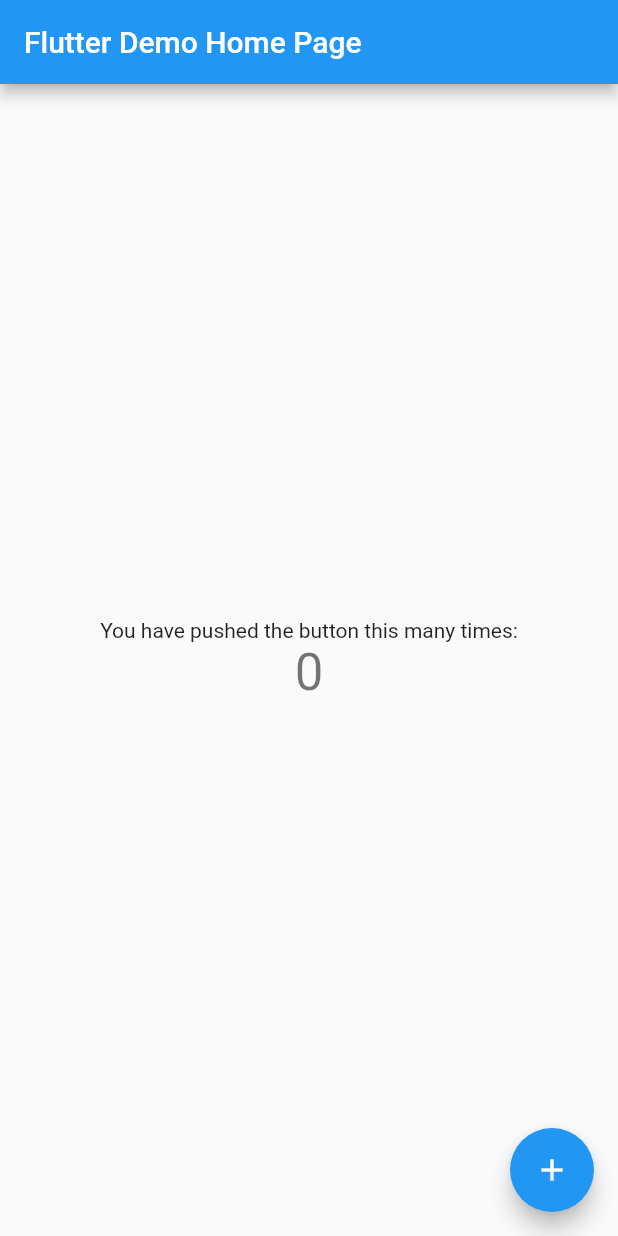
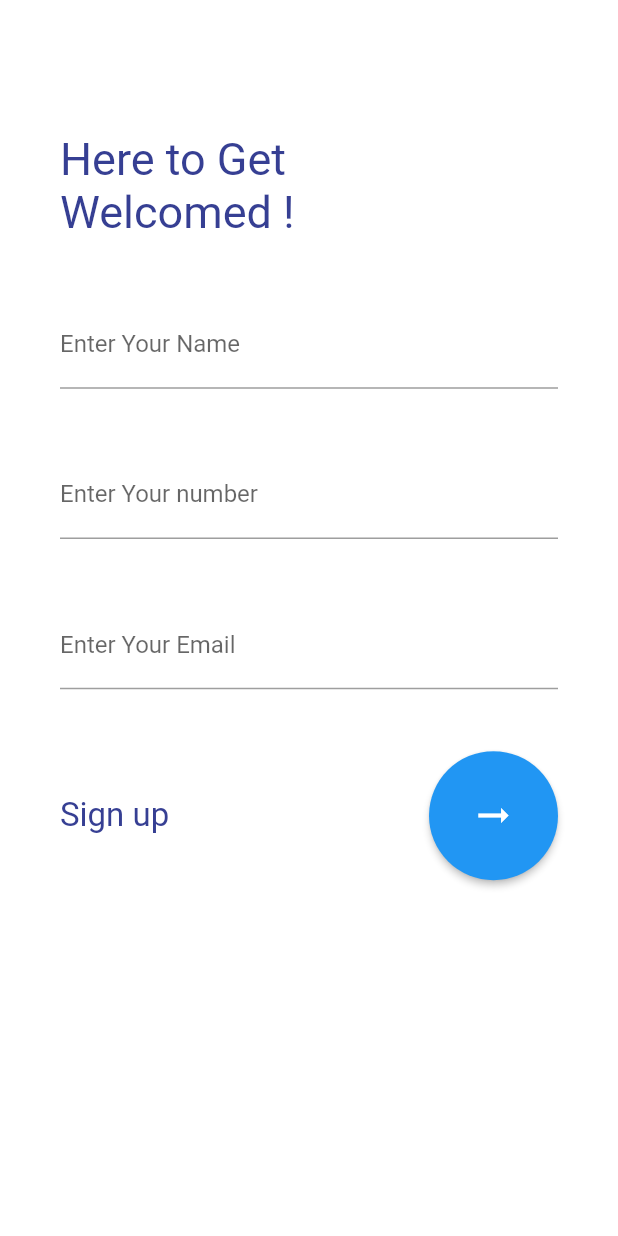
Before and after one commit to GK1312/FormValidation, a Flutter app: the screen it shows after launch, on a phone screen of 412 x 824 dp. Run offline on Flutter 3.47's test engine with Material 2 defaults, Android fonts, the phone set to English and light mode, and no system bars.

Commit message:
form validation done

```diff
--- a/lib/main.dart
+++ b/lib/main.dart
@@ -1,4 +1,5 @@
 import 'package:flutter/material.dart';
+import 'package:form_validation/screens/main_screen.dart';
 
 void main() {
   runApp(const MyApp());
@@ -7,109 +8,15 @@ void main() {
 class MyApp extends StatelessWidget {
   const MyApp({Key? key}) : super(key: key);
 
-  // This widget is the root of your application.
   @override
   Widget build(BuildContext context) {
     return MaterialApp(
-      title: 'Flutter Demo',
+      debugShowCheckedModeBanner: false,
+      title: 'Form Validation',
       theme: ThemeData(
-        // This is the theme of your application.
-        //
-        // Try running your application with "flutter run". You'll see the
-        // application has a blue toolbar. Then, without quitting the app, try
-        // changing the primarySwatch below to Colors.green and then invoke
-        // "hot reload" (press "r" in the console where you ran "flutter run",
-        // or simply save your changes to "hot reload" in a Flutter IDE).
-        // Notice that the counter didn't reset back to zero; the application
-        // is not restarted.
         primarySwatch: Colors.blue,
       ),
-      home: const MyHomePage(title: 'Flutter Demo Home Page'),
+      home: const MainScreen(),
     );
   }
 }
-
-class MyHomePage extends StatefulWidget {
-  const MyHomePage({Key? key, required this.title}) : super(key: key);
-
-  // This widget is the home page of your application. It is stateful, meaning
-  // that it has a State object (defined below) that contains fields that affect
-  // how it looks.
-
-  // This class is the configuration for the state. It holds the values (in this
-  // case the title) provided by the parent (in this case the App widget) and
-  // used by the build method of the State. Fields in a Widget subclass are
-  // always marked "final".
-
-  final String title;
-
-  @override
-  State<MyHomePage> createState() => _MyHomePageState();
-}
-
-class _MyHomePageState extends State<MyHomePage> {
-  int _counter = 0;
-
-  void _incrementCounter() {
-    setState(() {
-      // This call to setState tells the Flutter framework that something has
-      // changed in this State, which causes it to rerun the build method below
-      // so that the display can reflect the updated values. If we changed
-      // _counter without calling setState(), then the build method would not be
-      // called again, and so nothing would appear to happen.
-      _counter++;
-    });
-  }
-
-  @override
-  Widget build(BuildContext context) {
-    // This method is rerun every time setState is called, for instance as done
-    // by the _incrementCounter method above.
-    //
-    // The Flutter framework has been optimized to make rerunning build methods
-    // fast, so that you can just rebuild anything that needs updating rather
-    // than having to individually change instances of widgets.
-    return Scaffold(
-      appBar: AppBar(
-        // Here we take the value from the MyHomePage object that was created by
-        // the App.build method, and use it to set our appbar title.
-        title: Text(widget.title),
-      ),
-      body: Center(
-        // Center is a layout widget. It takes a single child and positions it
-        // in the middle of the parent.
-        child: Column(
-          // Column is also a layout widget. It takes a list of children and
-          // arranges them vertically. By default, it sizes itself to fit its
-          // children horizontally, and tries to be as tall as its parent.
-          //
-          // Invoke "debug painting" (press "p" in the console, choose the
-          // "Toggle Debug Paint" action from the Flutter Inspector in Android
-          // Studio, or the "Toggle Debug Paint" command in Visual Studio Code)
-          // to see the wireframe for each widget.
-          //
-          // Column has various properties to control how it sizes itself and
-          // how it positions its children. Here we use mainAxisAlignment to
-          // center the children vertically; the main axis here is the vertical
-          // axis because Columns are vertical (the cross axis would be
-          // horizontal).
-          mainAxisAlignment: MainAxisAlignment.center,
-          children: <Widget>[
-            const Text(
-              'You have pushed the button this many times:',
-            ),
-            Text(
-              '$_counter',
-              style: Theme.of(context).textTheme.headline4,
-            ),
-          ],
-        ),
-      ),
-      floatingActionButton: FloatingActionButton(
-        onPressed: _incrementCounter,
-        tooltip: 'Increment',
-        child: const Icon(Icons.add),
-      ), // This trailing comma makes auto-formatting nicer for build methods.
-    );
-  }
-}
--- /dev/null
+++ b/lib/screens/main_screen.dart
@@ -0,0 +1,140 @@
+import 'package:flutter/material.dart';
+
+class MainScreen extends StatefulWidget {
+  const MainScreen({Key? key}) : super(key: key);
+
+  @override
+  State<MainScreen> createState() => _MainScreenState();
+}
+
+class _MainScreenState extends State<MainScreen> {
+  final formKey = GlobalKey<FormState>();
+  String name = '';
+  @override
+  Widget build(BuildContext context) {
+    final double height = MediaQuery.of(context).size.height;
+    final GlobalKey<ScaffoldState> scaffoldKey = GlobalKey<ScaffoldState>();
+    return Scaffold(
+      key: scaffoldKey,
+      appBar: AppBar(
+        backgroundColor: Colors.transparent,
+        elevation: 0,
+      ),
+      backgroundColor: const Color(0xFFffffff),
+      body: Container(
+        padding: const EdgeInsets.only(left: 40, right: 40),
+        child: Form(
+          key: formKey, //key for form
+          child: Column(
+            crossAxisAlignment: CrossAxisAlignment.start,
+            children: [
+              SizedBox(
+                height: height * 0.04,
+              ),
+              const Text(
+                "Here to Get",
+                style: TextStyle(
+                  fontSize: 30,
+                  color: Color(0xFF363f93),
+                ),
+              ),
+              const Text(
+                "Welcomed !",
+                style: TextStyle(
+                  fontSize: 30,
+                  color: Color(0xFF363f93),
+                ),
+              ),
+              SizedBox(
+                height: height * 0.05,
+              ),
+              TextFormField(
+                decoration: const InputDecoration(
+                  labelText: "Enter Your Name",
+                ),
+                validator: (value) {
+                  if (value!.isEmpty ||
+                      !RegExp(r'^[a-z A-Z]+$').hasMatch(value)) {
+                    return "Enter correct name";
+                  } else {
+                    return null;
+                  }
+                },
+              ),
+              SizedBox(
+                height: height * 0.05,
+              ),
+              TextFormField(
+                decoration: const InputDecoration(
+                  labelText: "Enter Your number",
+                ),
+                validator: (value) {
+                  if (value!.isEmpty ||
+                      !RegExp(r'^[+]*[(]{0,1}[0-9]{1,4}[)]{0,1}[-\s\./0-9]+$')
+                          .hasMatch(value)) {
+                    return "Enter correct phone number";
+                  } else {
+                    return null;
+                  }
+                },
+              ),
+              SizedBox(
+                height: height * 0.05,
+              ),
+              TextFormField(
+                decoration: const InputDecoration(
+                  labelText: "Enter Your Email",
+                ),
+                validator: (value) {
+                  if (value!.isEmpty) {
+                    return "Enter correct email";
+                  } else {
+                    return null;
+                  }
+                },
+              ),
+              SizedBox(
+                height: height * 0.05,
+              ),
+              Row(
+                mainAxisAlignment: MainAxisAlignment.spaceBetween,
+                children: [
+                  const Text(
+                    "Sign up",
+                    style: TextStyle(
+                      fontSize: 22,
+                      color: Color(0xFF363f93),
+                    ),
+                  ),
+                  ElevatedButton(
+                    onPressed: () {
+                      if (formKey.currentState!.validate()) {
+                        ScaffoldMessenger.of(context).showSnackBar(
+                          const SnackBar(
+                            content: Text('Submitting Form'),
+                          ),
+                        );
+                      }
+                    },
+                    style: ElevatedButton.styleFrom(
+                      shape: const CircleBorder(),
+                      padding: const EdgeInsets.all(20),
+                    ),
+                    child: const Padding(
+                      padding: EdgeInsets.all(8.0),
+                      child: Icon(
+                        Icons.arrow_right_alt,
+                        color: Colors.white,
+                        size: 30,
+                      ),
+                    ),
+                  )
+                ],
+              )
+            ],
+          ),
+        ),
+      ),
+    );
+  }
+}
```
